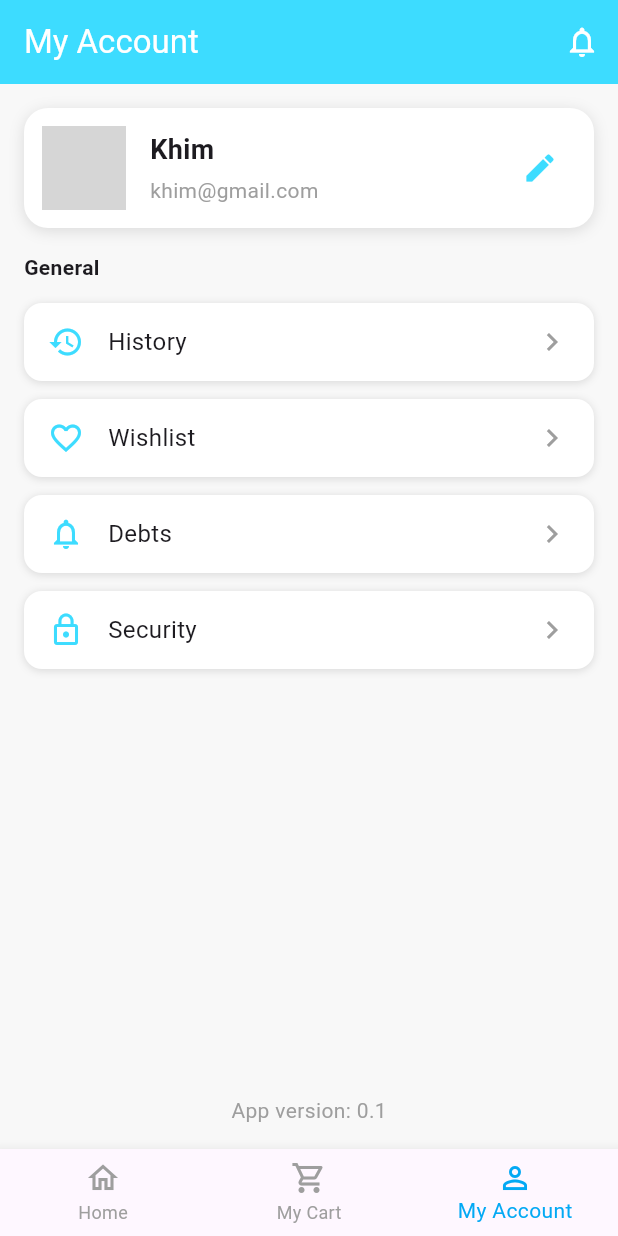
After one commit to Cyderxxv/E-Commerce-App-User, a Flutter app: the screen it shows after launch, item 3 of the bottom bar chosen, after a tap on the "edit" icon, on a phone screen of 412 x 824 dp. The commit adds this screen. Run offline on Flutter 3.47's test engine with Material 3 defaults, Android fonts, the phone set to English and light mode, and no system bars; our stand-ins replace equatable, flutter_bloc; network calls fail; statements that could not run were skipped; grey boxes are pictures that could not be loaded.

Commit message:
Profile: Profile page * Temprory working, but needs more work to be done * NavBar is not animating properly, needs to be fixed
Signed-off-by: Cyderxxv <phamnguyengiakhiem@gmail.com>

```diff
--- a/lib/cores/widgets/bottom_nav_bar.dart
+++ b/lib/cores/widgets/bottom_nav_bar.dart
@@ -1,4 +1,6 @@
+import 'package:cyder_store/features/home/home_page.dart';
 import 'package:flutter/material.dart';
+import '../../features/profile/pages/profile_page.dart';
 
 class BottomNavBar extends StatelessWidget {
   final int currentIndex;
@@ -10,11 +12,31 @@ class BottomNavBar extends StatelessWidget {
     required this.onTap,
   }) : super(key: key);
 
+  void _onItemTapped(BuildContext context, int index) {
+    if (index == currentIndex) return;
+    switch (index) {
+      case 0:
+        Navigator.of(context).pushReplacement(
+          MaterialPageRoute(builder: (_) => const HomePage()),
+        );
+        break;
+      case 1:
+        Navigator.of(context).pushReplacementNamed('/cart');
+        break;
+      case 2:
+        Navigator.of(context).pushReplacement(
+          MaterialPageRoute(builder: (_) => const ProfilePage()),
+        );
+        break;
+    }
+    onTap(index);
+  }
+
   @override
   Widget build(BuildContext context) {
     return BottomNavigationBar(
       currentIndex: currentIndex,
-      onTap: onTap,
+      onTap: (index) => _onItemTapped(context, index),
       selectedItemColor: Colors.lightBlue,
       unselectedItemColor: Colors.grey,
       showSelectedLabels: true,
--- a/lib/features/home/bloc/home_bloc.dart
+++ b/lib/features/home/bloc/home_bloc.dart
@@ -2,7 +2,6 @@ import 'package:flutter_bloc/flutter_bloc.dart';
 import 'home_event.dart';
 import 'home_state.dart';
 import '../../../cores/domain/product_repo.dart';
-import '../../../cores/domain/product.dart';
 
 class HomeBloc extends Bloc<HomeEvent, HomeState> {
   final ProductRepository _productRepository = ProductRepository();
--- a/lib/features/home/bloc/home_state.dart
+++ b/lib/features/home/bloc/home_state.dart
@@ -1,9 +1,8 @@
-import 'package:flutter/material.dart';
 import '../../../cores/domain/product.dart';
 
 // Category model
 class Category {
-  final String icon; // Store icon name as string for now
+  final String icon;
   final String label;
 
   Category({
--- a/lib/features/home/home_page.dart
+++ b/lib/features/home/home_page.dart
@@ -1,10 +1,11 @@
 import 'package:flutter/material.dart';
 import 'package:flutter/services.dart';
 import 'package:flutter_bloc/flutter_bloc.dart';
-import 'package:cyder_store/cores/widgets/bottom_nav_bar.dart';
+import '../../cores/widgets/bottom_nav_bar.dart';
 import 'bloc/home_bloc.dart';
 import 'bloc/home_event.dart';
 import 'bloc/home_state.dart';
+import 'widget/product_card_item.dart';
 
 class HomePage extends StatefulWidget {
   const HomePage({Key? key}) : super(key: key);
@@ -107,7 +108,7 @@ class _HomePageState extends State<HomePage> {
                               separatorBuilder: (context, index) => const SizedBox(width: 12),
                               itemBuilder: (context, index) {
                                 final p = products[index];
-                                return _ProductCard(
+                                return ProductCardItem(
                                   imageUrl: p.imageUrl,
                                   name: p.name,
                                   price: p.price,
@@ -212,78 +213,6 @@ IconData _iconFromString(String iconName) {
   }
 }
 
-class _ProductCard extends StatelessWidget {
-  final String imageUrl;
-  final String name;
-  final String price;
-  final double rating;
-  final int reviews;
-
-  const _ProductCard({
-    required this.imageUrl,
-    required this.name,
-    required this.price,
-    required this.rating,
-    required this.reviews,
-  });
-
-  @override
-  Widget build(BuildContext context) {
-    return Container(
-      width: 180,
-      padding: const EdgeInsets.all(16),
-      decoration: BoxDecoration(
-        color: Colors.white,
-        borderRadius: BorderRadius.circular(20), // Slightly larger radius
-        boxShadow: [
-          BoxShadow(
-            color: Colors.grey.withOpacity(0.1),
-            blurRadius: 10,
-            offset: Offset(0, 6), // Slightly larger offset
-          ),
-        ],
-      ),
-      child: Column(
-        mainAxisSize: MainAxisSize.min,
-        crossAxisAlignment: CrossAxisAlignment.start,
-        children: [
-          ClipRRect(
-            borderRadius: BorderRadius.circular(14),
-            child: Image.network(
-              imageUrl,
-              height: 110, // Increased height
-              width: double.infinity,
-              fit: BoxFit.contain,
-            ),
-          ),
-          const SizedBox(height: 12), // Increased spacing
-          Text(
-            name,
-            style: TextStyle(fontWeight: FontWeight.w600, fontSize: 17), // Larger font
-            maxLines: 2,
-            overflow: TextOverflow.ellipsis,
-          ),
-          const SizedBox(height: 8),
-          Text(
-            '₫$price',
-            style: TextStyle(fontWeight: FontWeight.bold, fontSize: 18, color: Colors.brown), // Larger font
-          ),
-          const SizedBox(height: 8),
-          Row(
-            children: [
-              Icon(Icons.star, color: Colors.amber, size: 18), // Larger icon
-              const SizedBox(width: 5),
-              Text('$rating', style: TextStyle(fontSize: 15)), // Larger font
-              const SizedBox(width: 5),
-              Text('($reviews)', style: TextStyle(fontSize: 15, color: Colors.grey)), // Larger font
-            ],
-          ),
-        ],
-      ),
-    );
-  }
-}
-
 class _CategoryCard extends StatefulWidget {
   final IconData icon;
   final String label;
--- /dev/null
+++ b/lib/features/home/widget/product_card_item.dart
@@ -0,0 +1,74 @@
+import 'package:flutter/material.dart';
+
+class ProductCardItem extends StatelessWidget {
+  final String imageUrl;
+  final String name;
+  final String price;
+  final double rating;
+  final int reviews;
+
+  const ProductCardItem({
+    required this.imageUrl,
+    required this.name,
+    required this.price,
+    required this.rating,
+    required this.reviews,
+    Key? key,
+  }) : super(key: key);
+
+  @override
+  Widget build(BuildContext context) {
+    return Container(
+      width: 180,
+      padding: const EdgeInsets.all(16),
+      decoration: BoxDecoration(
+        color: Colors.white,
+        borderRadius: BorderRadius.circular(20),
+        boxShadow: [
+          BoxShadow(
+            color: Colors.grey.withOpacity(0.1),
+            blurRadius: 10,
+            offset: Offset(0, 6),
+          ),
+        ],
+      ),
+      child: Column(
+        mainAxisSize: MainAxisSize.min,
+        crossAxisAlignment: CrossAxisAlignment.start,
+        children: [
+          ClipRRect(
+            borderRadius: BorderRadius.circular(14),
+            child: Image.network(
+              imageUrl,
+              height: 110,
+              width: double.infinity,
+              fit: BoxFit.contain,
+            ),
+          ),
+          const SizedBox(height: 12),
+          Text(
+            name,
+            style: TextStyle(fontWeight: FontWeight.w600, fontSize: 17),
+            maxLines: 2,
+            overflow: TextOverflow.ellipsis,
+          ),
+          const SizedBox(height: 8),
+          Text(
+            '₫$price',
+            style: TextStyle(fontWeight: FontWeight.bold, fontSize: 18, color: Colors.brown),
+          ),
+          const SizedBox(height: 8),
+          Row(
+            children: [
+              Icon(Icons.star, color: Colors.amber, size: 18),
+              const SizedBox(width: 5),
+              Text('$rating', style: TextStyle(fontSize: 15)),
+              const SizedBox(width: 5),
+              Text('($reviews)', style: TextStyle(fontSize: 15, color: Colors.grey)),
+            ],
+          ),
+        ],
+      ),
+    );
+  }
+}
--- /dev/null
+++ b/lib/features/profile/bloc/profile_bloc.dart
@@ -0,0 +1,18 @@
+import 'package:flutter_bloc/flutter_bloc.dart';
+import 'profile_event.dart';
+import 'profile_state.dart';
+
+class ProfileBloc extends Bloc<ProfileEvent, ProfileState> {
+  ProfileBloc()
+      : super(const ProfileState(
+          name: 'Khim',
+          email: 'khim@gmail.com',
+          avatarUrl: 'https://i.pravatar.cc/150?img=3',
+          appVersion: '0.1',
+        )) {
+    on<LoadProfileEvent>((event, emit) {
+      // For mock, just emit the initial state
+      emit(state);
+    });
+  }
+}
--- /dev/null
+++ b/lib/features/profile/bloc/profile_event.dart
@@ -0,0 +1,10 @@
+import 'package:equatable/equatable.dart';
+
+abstract class ProfileEvent extends Equatable {
+  const ProfileEvent();
+
+  @override
+  List<Object?> get props => [];
+}
+
+class LoadProfileEvent extends ProfileEvent {}
--- /dev/null
+++ b/lib/features/profile/bloc/profile_state.dart
@@ -0,0 +1,18 @@
+import 'package:equatable/equatable.dart';
+
+class ProfileState extends Equatable {
+  final String name;
+  final String email;
+  final String avatarUrl;
+  final String appVersion;
+
+  const ProfileState({
+    required this.name,
+    required this.email,
+    required this.avatarUrl,
+    required this.appVersion,
+  });
+
+  @override
+  List<Object?> get props => [name, email, avatarUrl, appVersion];
+}
--- /dev/null
+++ b/lib/features/profile/pages/profile_page.dart
@@ -0,0 +1,148 @@
+import 'package:flutter/material.dart';
+import 'package:flutter_bloc/flutter_bloc.dart';
+import '../bloc/profile_bloc.dart';
+import '../bloc/profile_state.dart';
+import '../bloc/profile_event.dart';
+import '../../../cores/widgets/bottom_nav_bar.dart'; // Adjust the import according to your project structure
+
+class ProfilePage extends StatelessWidget {
+  const ProfilePage({Key? key}) : super(key: key);
+
+  @override
+  Widget build(BuildContext context) {
+    return BlocProvider(
+      create: (_) => ProfileBloc()..add(LoadProfileEvent()),
+      child: Scaffold(
+        backgroundColor: const Color(0xFFF8F8F8),
+        appBar: AppBar(
+          backgroundColor: const Color(0xFF3DDCFF),
+          elevation: 0,
+          title: const Text('My Account', style: TextStyle(color: Colors.white)),
+          actions: [
+            IconButton(
+              icon: const Icon(Icons.notifications_none, color: Colors.white),
+              onPressed: () {},
+            ),
+          ],
+        ),
+        body: BlocBuilder<ProfileBloc, ProfileState>(
+          builder: (context, state) {
+            return Column(
+              children: [
+                Container(
+                  margin: const EdgeInsets.all(16),
+                  padding: const EdgeInsets.all(12),
+                  decoration: BoxDecoration(
+                    color: Colors.white,
+                    borderRadius: BorderRadius.circular(16),
+                    boxShadow: [
+                      BoxShadow(
+                        color: Colors.black12,
+                        blurRadius: 8,
+                        offset: Offset(0, 2),
+                      ),
+                    ],
+                  ),
+                  child: Row(
+                    children: [
+                      CircleAvatar(
+                        radius: 28,
+                        backgroundImage: NetworkImage(state.avatarUrl),
+                      ),
+                      const SizedBox(width: 16),
+                      Expanded(
+                        child: Column(
+                          crossAxisAlignment: CrossAxisAlignment.start,
+                          children: [
+                            Text(state.name, style: const TextStyle(fontSize: 18, fontWeight: FontWeight.bold)),
+                            const SizedBox(height: 4),
+                            Text(state.email, style: const TextStyle(color: Colors.grey)),
+                          ],
+                        ),
+                      ),
+                      IconButton(
+                        icon: const Icon(Icons.edit, color: Color(0xFF3DDCFF)),
+                        onPressed: () {},
+                      ),
+                    ],
+                  ),
+                ),
+                const Padding(
+                  padding: EdgeInsets.symmetric(horizontal: 16.0),
+                  child: Align(
+                    alignment: Alignment.centerLeft,
+                    child: Text('General', style: TextStyle(fontWeight: FontWeight.bold)),
+                  ),
+                ),
+                const SizedBox(height: 8),
+                _ProfileMenuItem(icon: Icons.history, label: 'History', onTap: null),
+                _ProfileMenuItem(icon: Icons.favorite_border, label: 'Wishlist', onTap: null),
+                _ProfileMenuItem(icon: Icons.notifications_none, label: 'Debts', onTap: null),
+                _ProfileMenuItem(icon: Icons.lock_outline, label: 'Security', onTap: null),
+                const SizedBox(height: 16),
+                // Replace Spacer and version text with Expanded for scroll and bottom nav
+                Expanded(child: SizedBox()),
+                Text('App version: ${state.appVersion}', style: const TextStyle(color: Colors.grey)),
+                const SizedBox(height: 16),
+              ],
+            );
+          },
+        ),
+        bottomNavigationBar: BottomNavBar(
+          currentIndex: 2,
+          onTap: (index) {
+            // Optionally handle tab change here if needed
+          },
+        ),
+      ),
+    );
+  }
+}
+
+class _ProfileMenuItem extends StatelessWidget {
+  final IconData icon;
+  final String label;
+  final VoidCallback? onTap;
+
+  const _ProfileMenuItem({
+    required this.icon,
+    required this.label,
+    this.onTap,
+    Key? key,
+  }) : super(key: key);
+
+  @override
+  Widget build(BuildContext context) {
+    return Padding(
+      padding: const EdgeInsets.symmetric(horizontal: 16, vertical: 6),
+      child: InkWell(
+        borderRadius: BorderRadius.circular(12),
+        onTap: onTap,
+        child: Container(
+          padding: const EdgeInsets.symmetric(horizontal: 16, vertical: 14),
+          decoration: BoxDecoration(
+            color: Colors.white,
+            borderRadius: BorderRadius.circular(12),
+            boxShadow: [
+              BoxShadow(
+                color: Colors.black12,
+                blurRadius: 4,
+                offset: Offset(0, 1),
+              ),
+            ],
+          ),
+          child: Row(
+            children: [
+              Icon(icon, color: Color(0xFF3DDCFF)),
+              const SizedBox(width: 16),
+              Expanded(
+                child: Text(label, style: const TextStyle(fontSize: 16)),
+              ),
+              const Icon(Icons.chevron_right, color: Colors.grey),
+            ],
+          ),
+        ),
+      ),
+    );
+  }
+}
--- a/pubspec.yaml
+++ b/pubspec.yaml
@@ -10,6 +10,7 @@ dependencies:
   flutter:
     sdk: flutter
   flutter_bloc: ^9.1.1
+  equatable: ^2.0.7
 
 dev_dependencies:
   flutter_launcher_icons: ^0.14.4
```
Also changed, not shown: lib/features/home/data/product_card_model.dart (added), pubspec.lock.
